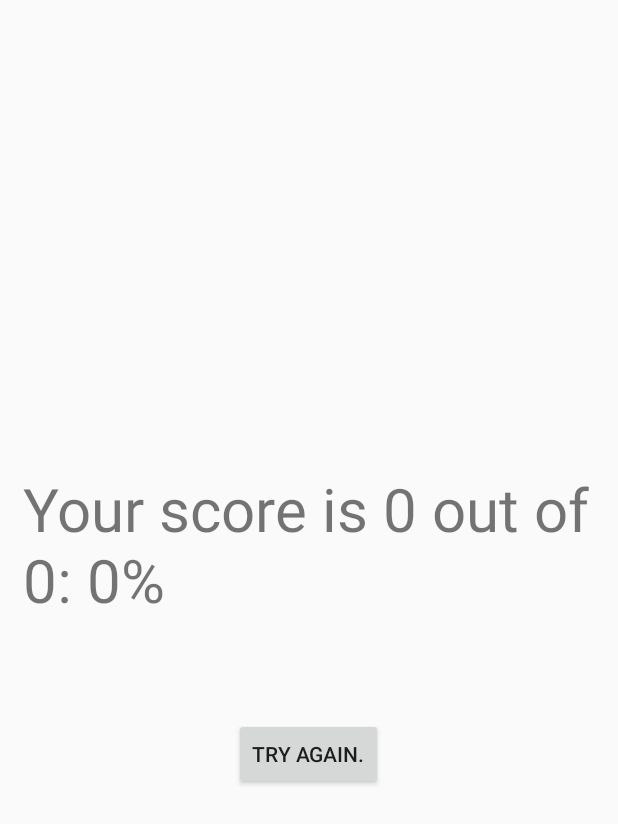
After one commit to Angelala26/real-estate-practice, an Android app: the ResultActivity screen opened directly, with no data from a screen before it, on a phone screen of 412 x 824 dp. The commit adds this screen. Shown: the top 824 px of the screen. Run offline under Robolectric (Android 15) with nearby library versions, the light colour scheme and no system bars; 3 statements that could not run were skipped.

Commit message:
Add score and Result Activity with the score

```diff
--- a/app/src/main/AndroidManifest.xml
+++ b/app/src/main/AndroidManifest.xml
@@ -18,6 +18,8 @@
         </activity>
         <activity android:name=".PracticeTest">
         </activity>
+        <activity android:name=".ResultActivity">
+        </activity>
     </application>
 
 </manifest>
--- /dev/null
+++ b/app/src/main/java/com/example/android/realestatepractice/ResultActivity.java
@@ -0,0 +1,43 @@
+package com.example.android.realestatepractice;
+
+import android.content.Intent;
+import android.os.Bundle;
+import android.support.v7.app.AppCompatActivity;
+import android.view.View;
+import android.widget.Button;
+import android.widget.TextView;
+
+public class ResultActivity extends AppCompatActivity {
+
+    TextView scoreTextView;
+    Button tryAgainButton;
+    int score;
+    int questListSize;
+    int percentage;
+
+    @Override
+    protected void onCreate(Bundle savedInstanceState) {
+        super.onCreate(savedInstanceState);
+        setContentView(R.layout.activity_result);
+
+        scoreTextView = (TextView) findViewById(R.id.score_text_view);
+        tryAgainButton = (Button) findViewById(R.id.try_again_button);
+        //get score
+        Bundle bundle = getIntent().getExtras();
+        score = bundle.getInt("score");
+        questListSize = bundle.getInt("questListSize");
+        percentage = (score/questListSize);
+        scoreTextView.setText("Your score is " + score + " out of " + questListSize
+        + ": " + percentage + "%");
+
+        tryAgainButton.setOnClickListener(new View.OnClickListener() {
+            @Override
+            public void onClick(View view) {
+                Intent intent = new Intent(ResultActivity.this, MainActivity.class);
+                startActivity(intent);
+                finish();
+            }
+        });
+    }
+
+}
--- a/app/src/main/res/layout/activity_practice_test.xml
+++ b/app/src/main/res/layout/activity_practice_test.xml
@@ -21,7 +21,7 @@
         android:id="@+id/radioGroup1"
         android:layout_width="wrap_content"
         android:layout_height="0dp"
-        android:layout_weight="0.04">
+        android:layout_weight="0.02">
 
         <RadioButton
             android:id="@+id/answer1"
--- /dev/null
+++ b/app/src/main/res/layout/activity_result.xml
@@ -0,0 +1,25 @@
+<?xml version="1.0" encoding="utf-8"?>
+ <LinearLayout
+        xmlns:android="http://schemas.android.com/apk/res/android"
+        xmlns:app="http://schemas.android.com/apk/res-auto"
+        android:orientation="vertical"
+        android:layout_width="match_parent"
+        android:layout_height="match_parent"
+        android:gravity="center">
+
+        <TextView
+            android:id="@+id/score_text_view"
+            android:layout_width="wrap_content"
+            android:layout_height="wrap_content"
+            android:text="Your score"
+            android:layout_marginBottom="50dp"
+            android:padding="15dp"
+            android:textSize="40dp"/>
+
+        <Button
+            android:id="@+id/try_again_button"
+            android:layout_width="wrap_content"
+            android:layout_height="wrap_content"
+            android:text="Try again."/>
+
+</LinearLayout>
```
Also changed, not shown: app/src/main/java/com/example/android/realestatepractice/PracticeTest.java (+20 -7 lines).
